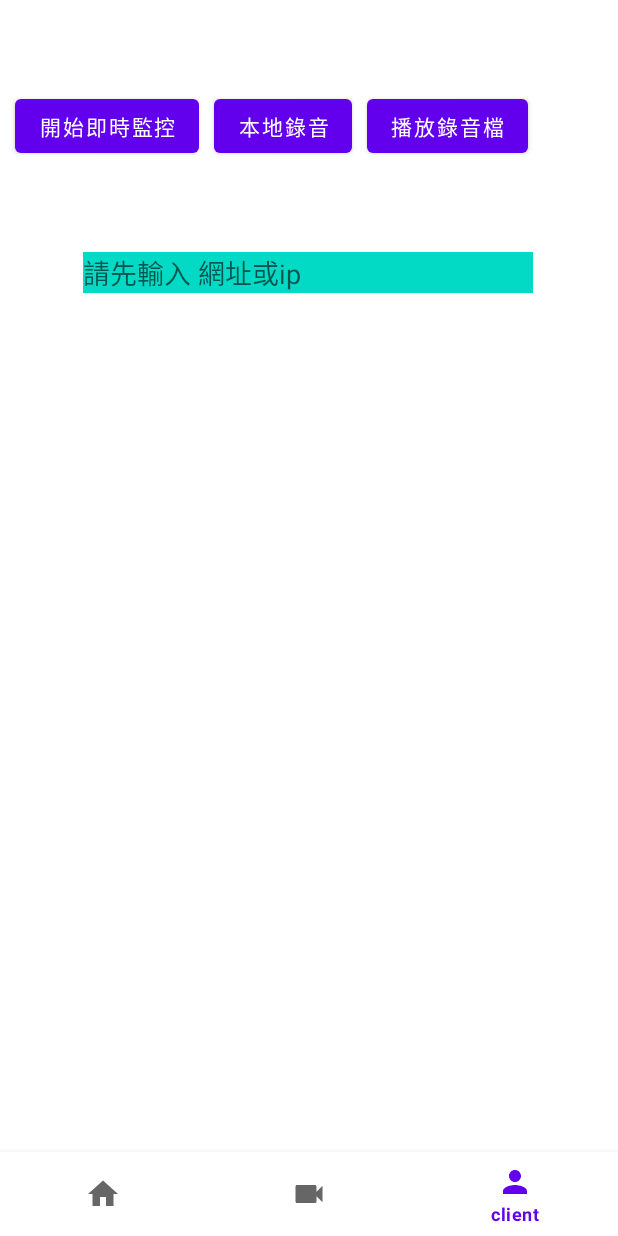
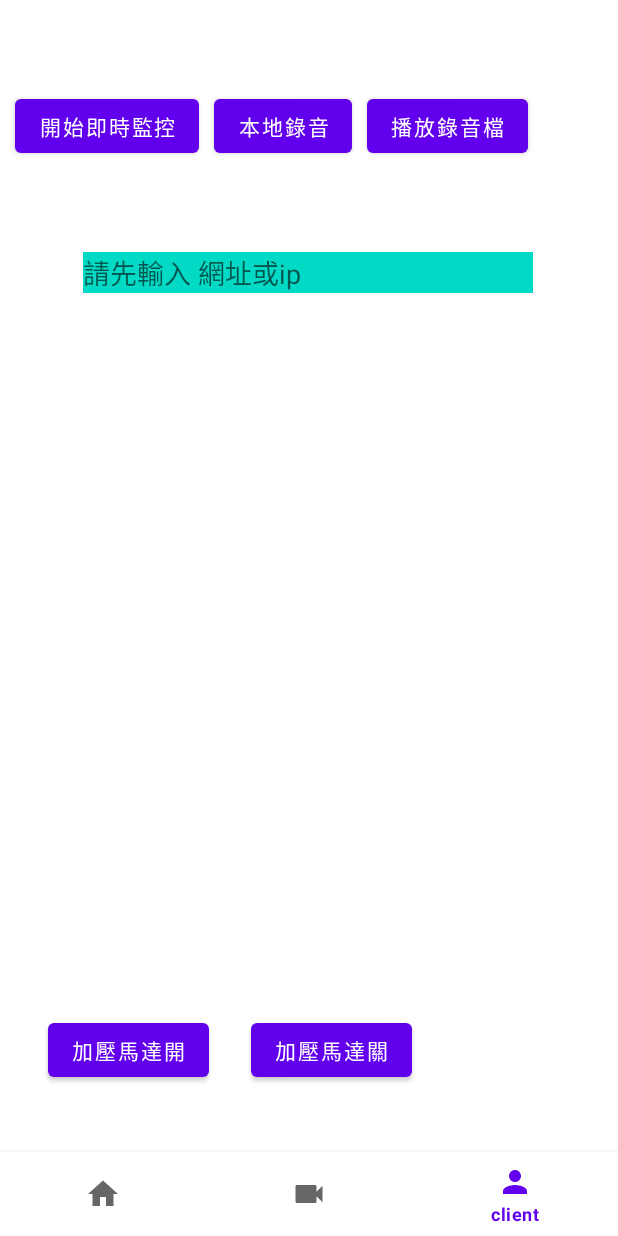
Before and after one commit to kevinhsu0411/Android-Real_Time_Monitor, an Android app: the ClientFragment screen opened through its navigation route, on a phone screen of 412 x 824 dp. Run offline under Robolectric (Android 15) with nearby library versions, the phone set to English and light mode, and no system bars; our stand-ins replace RxJava, navigation-ui; 1 statement that could not run was skipped.

Commit message:
[Motor]加壓馬達UI

```diff
--- a/app/src/main/java/com/kevinserver/ClientFragment.kt
+++ b/app/src/main/java/com/kevinserver/ClientFragment.kt
@@ -85,6 +85,12 @@ class ClientFragment : Fragment() {
 
             playRealTime_Camera_Stream()
             setReceivePCM_RefreshInterval()
+
+        }
+
+        binding.motorOpenButton.setOnClickListener {
+            Log.d("kevin", "motorOpenButton")
+
 
         }
     }
--- a/app/src/main/res/layout/fragment_client.xml
+++ b/app/src/main/res/layout/fragment_client.xml
@@ -59,5 +59,24 @@
         app:layout_constraintStart_toStartOf="parent"
         app:layout_constraintTop_toBottomOf="@+id/client_audioRecord" />
 
+    <Button
+        android:id="@+id/motor_open_button"
+        android:layout_width="wrap_content"
+        android:layout_height="wrap_content"
+        android:layout_marginStart="32dp"
+        android:layout_marginTop="24dp"
+        android:text="加壓馬達開"
+        app:layout_constraintStart_toStartOf="parent"
+        app:layout_constraintTop_toBottomOf="@+id/client_imvPreview" />
+
+    <Button
+        android:id="@+id/motor_close_button"
+        android:layout_width="wrap_content"
+        android:layout_height="wrap_content"
+        android:layout_marginStart="28dp"
+        android:text="加壓馬達關"
+        app:layout_constraintStart_toEndOf="@+id/motor_open_button"
+        app:layout_constraintTop_toTopOf="@+id/motor_open_button" />
+
 
 </androidx.constraintlayout.widget.ConstraintLayout>
```
